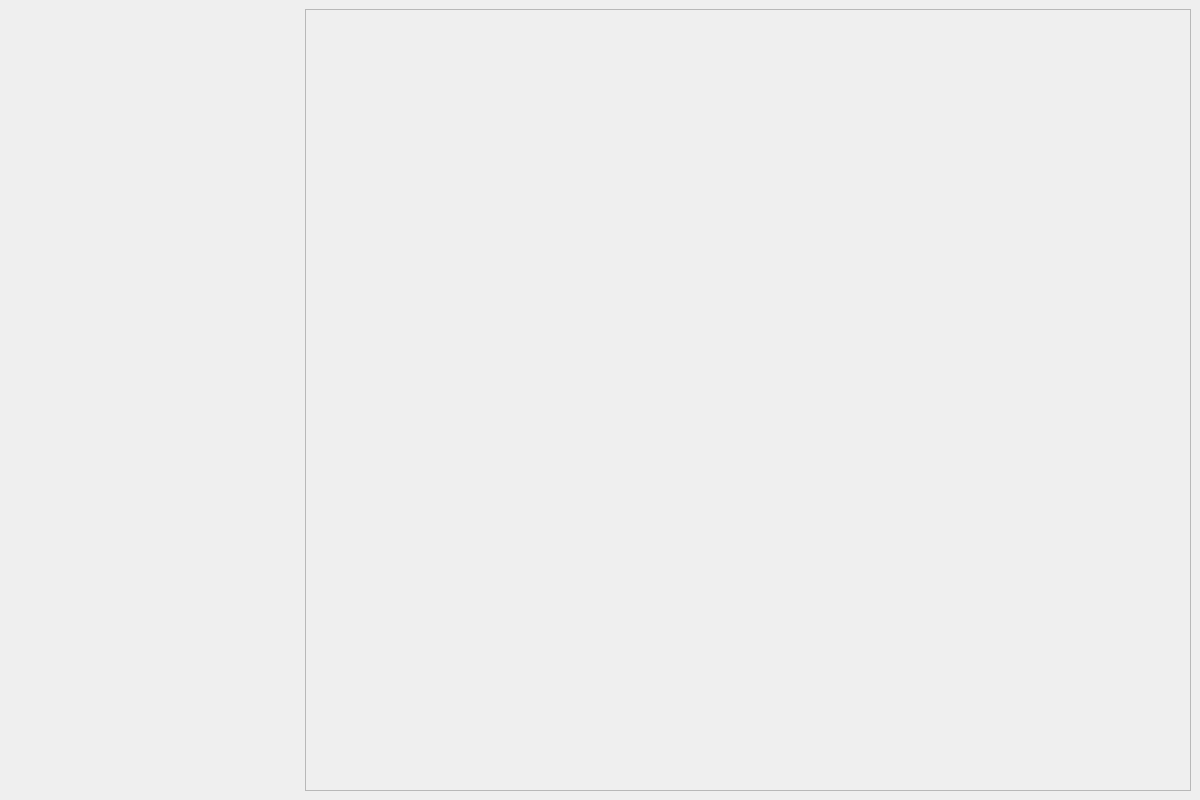
First picture: the form in resources/ui/UI_DetailWindow.ui, repository Chr0nixz/Closure, before the edit.
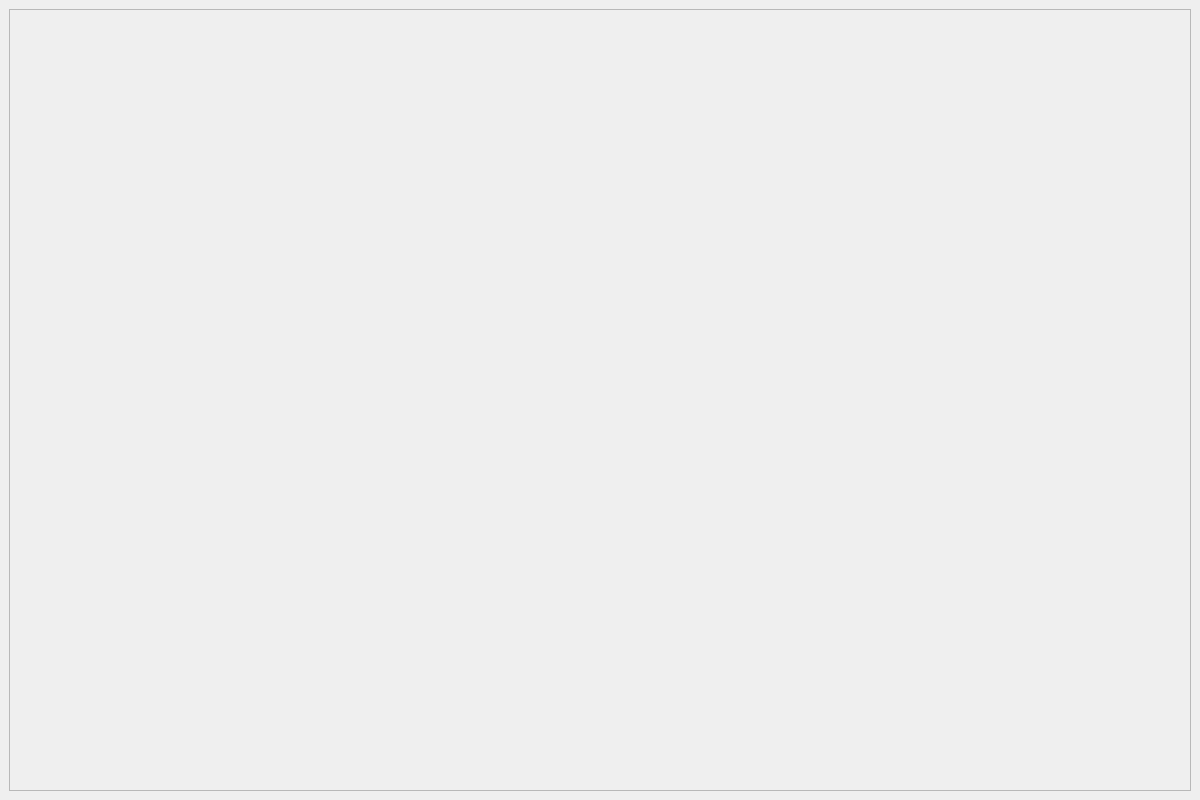
Second picture: the form after the edit.

```diff
--- a/resources/ui/UI_DetailWindow.ui
+++ b/resources/ui/UI_DetailWindow.ui
@@ -18,7 +18,7 @@
     <item row="0" column="0">
      <layout class="QHBoxLayout" name="horizontalLayout" stretch="1,3">
       <item>
-       <layout class="QVBoxLayout" name="verticalLayout"/>
+       <layout class="QGridLayout" name="doctorLayout"/>
       </item>
       <item>
        <widget class="QScrollArea" name="scrollArea">
```
